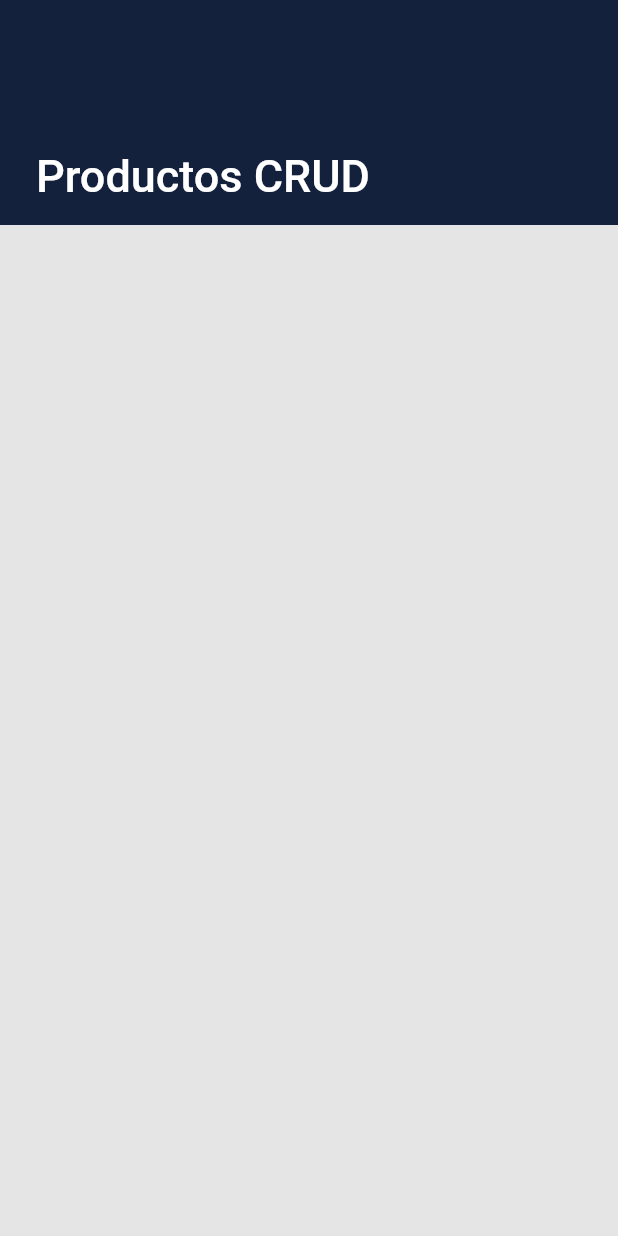
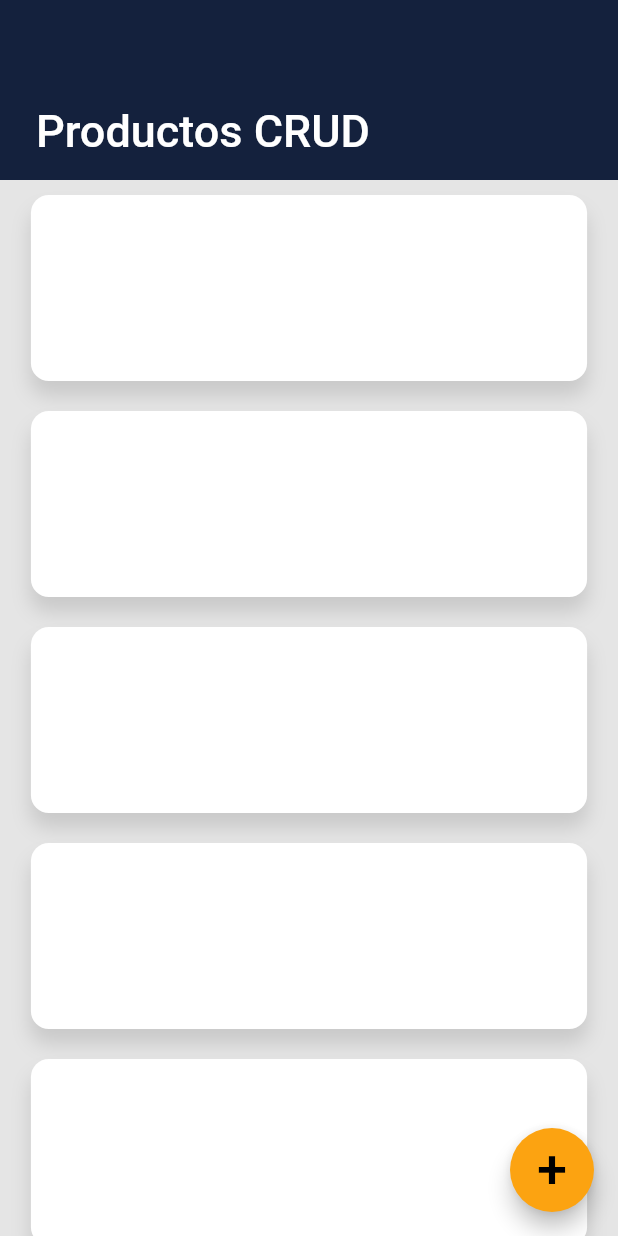
Before and after one commit to ENez7/Products_app, a Flutter app: the screen it shows after launch, on a phone screen of 412 x 824 dp. Run offline on Flutter 3.47's test engine with Material 2 defaults, Android fonts, the phone set to English and light mode, and no system bars.

Commit message:
Added products card and static data

```diff
--- a/lib/constants/colors.dart
+++ b/lib/constants/colors.dart
@@ -2,4 +2,5 @@ import 'package:flutter/material.dart';
 
 class ConstColors {
   static const Color appBar = Color(0xff14213D);
+  static const Color buttons = Color(0xffFCA311);
 }
--- a/lib/main.dart
+++ b/lib/main.dart
@@ -14,6 +14,7 @@ class MyApp extends StatelessWidget {
     return MaterialApp(
       title: 'Productos',
       initialRoute: '/',
+      debugShowCheckedModeBanner: false,
       routes: Rutas.paginas,
     );
   }
--- a/lib/pages/home.dart
+++ b/lib/pages/home.dart
@@ -1,8 +1,10 @@
+import 'package:ecommerce_platform/constants/colors.dart';
+import 'package:ecommerce_platform/widgets/products_card.dart';
 import 'package:ecommerce_platform/widgets/sliverappbar.dart';
 import 'package:flutter/material.dart';
 
 class HomePage extends StatefulWidget {
-  HomePage({Key? key}) : super(key: key);
+  const HomePage({Key? key}) : super(key: key);
 
   @override
   State<HomePage> createState() => _HomePageState();
@@ -11,7 +13,8 @@ class HomePage extends StatefulWidget {
 class _HomePageState extends State<HomePage> {
   @override
   Widget build(BuildContext context) {
-    return CustomScrollView(
+    return Scaffold(
+      body: CustomScrollView(
         slivers: [
           const SliverCustomAppBar(title: 'Productos CRUD'),
           SliverList(
@@ -19,13 +22,71 @@ class _HomePageState extends State<HomePage> {
               (context, index) {
                 return Container(
                   color: const Color(0xFFE5E5E5),
-                height: MediaQuery.of(context).size.height,
+                  child: const Center(
+                    child: SingleChildScrollView(
+                      child: ColumnData(),
+                    ),
+                  ),
                 );
               },
               childCount: 1,
             ),
           ),
         ],
+      ),
+      floatingActionButton: FloatingActionButton(
+        onPressed: () {},
+        child: const Text(
+          '+',
+          style: TextStyle(
+            fontSize: 36,
+            color: Colors.black,
+          ),
+        ),
+        backgroundColor: ConstColors.buttons,
+      ),
     );
   }
 }
+
+class ColumnData extends StatelessWidget {
+  const ColumnData({
+    Key? key,
+  }) : super(key: key);
+
+  @override
+  Widget build(BuildContext context) {
+    return Column(
+      children: const [
+        ProductsCard(
+          productName: '',
+          productPrice: '',
+        ),
+        ProductsCard(
+          productName: '',
+          productPrice: '',
+        ),
+        ProductsCard(
+          productName: '',
+          productPrice: '',
+        ),
+        ProductsCard(
+          productName: '',
+          productPrice: '',
+        ),
+        ProductsCard(
+          productName: '',
+          productPrice: '',
+        ),
+        ProductsCard(
+          productName: '',
+          productPrice: '',
+        ),
+        ProductsCard(
+          productName: '',
+          productPrice: '',
+        ),
+      ],
+    );
+  }
+}
--- a/lib/routes/routes.dart
+++ b/lib/routes/routes.dart
@@ -3,6 +3,6 @@ import 'package:ecommerce_platform/pages/home.dart';
 
 class Rutas {
   static final paginas = <String, WidgetBuilder>{
-    '/': (BuildContext context) => HomePage(),
+    '/': (BuildContext context) => const HomePage(),
   };
 }
--- /dev/null
+++ b/lib/widgets/products_card.dart
@@ -0,0 +1,44 @@
+import 'package:flutter/material.dart';
+
+class ProductsCard extends StatelessWidget {
+  final String productName;
+  final String productPrice;
+  final String? productDescription;
+  final String? productImage;
+  final VoidCallback? onTap;
+  final bool disabled;
+
+  const ProductsCard({
+    Key? key,
+    required this.productName,
+    required this.productPrice,
+    this.productDescription,
+    this.productImage,
+    this.onTap,
+    this.disabled = false,
+  }) : super(key: key);
+
+  @override
+  Widget build(BuildContext context) {
+    return GestureDetector(
+      onTap: disabled ? null : onTap,
+      child: Container(
+        height: 124,
+        width: MediaQuery.of(context).size.width * 0.9,
+        margin: const EdgeInsets.symmetric(vertical: 10.0),
+        decoration: BoxDecoration(
+          borderRadius: BorderRadius.circular(12),
+          color: Colors.white,
+          boxShadow: const [
+            BoxShadow(
+              color: Colors.black12,
+              blurRadius: 10,
+              offset: Offset(0, 10),
+            ),
+          ],
+        ),
+        child: Text(productName),
+      ),
+    );
+  }
+}
--- a/lib/widgets/sliverappbar.dart
+++ b/lib/widgets/sliverappbar.dart
@@ -16,8 +16,8 @@ class SliverCustomAppBar extends StatelessWidget {
     return SliverAppBar(
       pinned: true,
       floating: true,
-      expandedHeight: 150,
-      collapsedHeight: 100,
+      expandedHeight: 120,
+      collapsedHeight: 70,
       backgroundColor: backgroundColor,
       flexibleSpace: FlexibleSpaceBar(
         title: Text(
```
Lines whose indentation alone changed are shown as unchanged.
